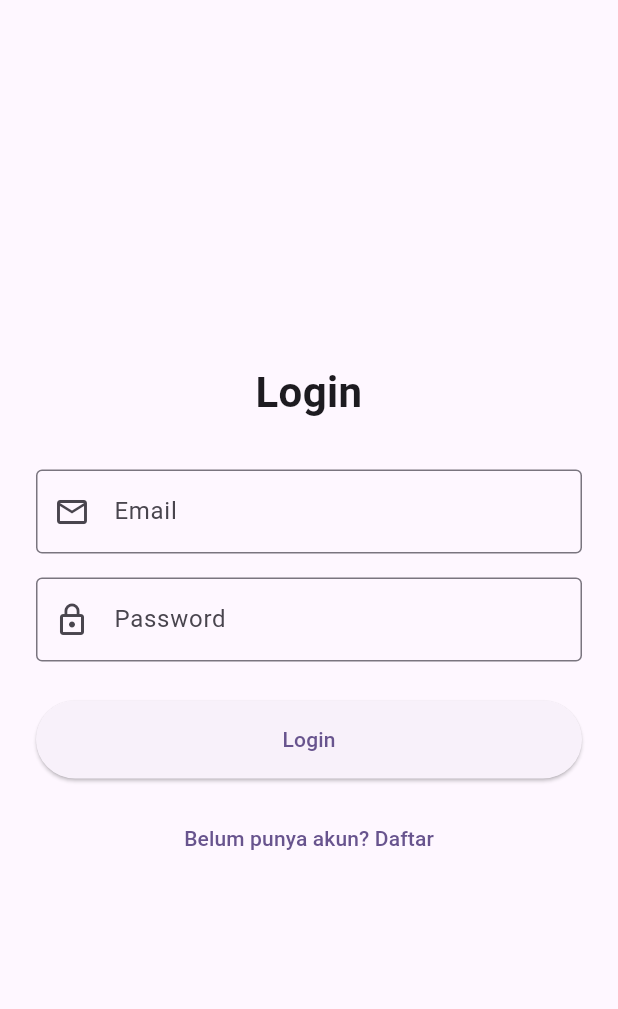
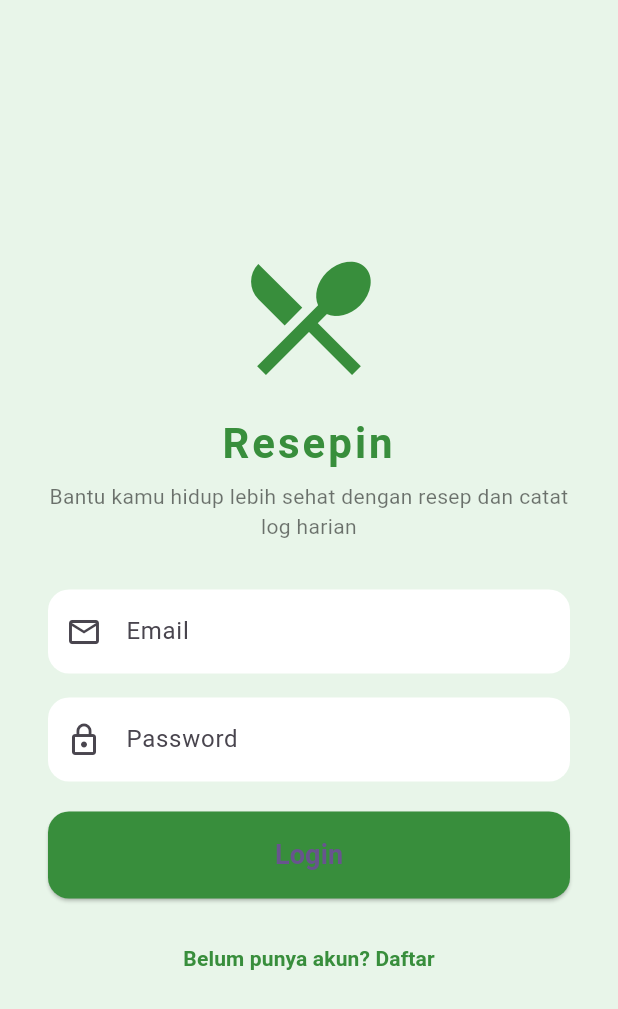
Before and after one commit to AnggaWdnt/FinalProject, a Flutter app: the screen it shows after launch, on a phone screen of 412 x 824 dp. Shown: the top 1009 px of the screen. Run offline on Flutter 3.47's test engine with Material 3 defaults, Android fonts, the phone set to English and light mode, and no system bars; our stand-ins replace flutter_bloc, geolocator, image_picker, shared_preferences.

Commit message:
perbaikan code dan ubah ui

```diff
--- a/lib/screens/login_screen.dart
+++ b/lib/screens/login_screen.dart
@@ -20,9 +20,7 @@ class _LoginScreenState extends State<LoginScreen> {
   String? errorMessage;
 
   Future<void> loginUser() async {
-    if (!_formKey.currentState!.validate()) {
-      return;
-    }
+    if (!_formKey.currentState!.validate()) return;
 
     setState(() {
       _isLoading = true;
@@ -30,7 +28,6 @@ class _LoginScreenState extends State<LoginScreen> {
     });
 
     try {
-      // 1. Panggil service untuk mendapatkan data dari server
       final response = await AuthService().login(
         emailController.text.trim(),
         passwordController.text.trim(),
@@ -38,34 +35,30 @@ class _LoginScreenState extends State<LoginScreen> {
 
       if (!mounted) return;
 
-      // 2. Cek status dari server
       if (response['status'] == 'success') {
         final prefs = await SharedPreferences.getInstance();
         final token = response['access_token'];
         final user = response['user'];
 
-        // 3. Simpan data ke SharedPreferences DI SINI
         if (token != null && user != null && user['id'] != null) {
           await prefs.setString('token', token);
           await prefs.setInt('user_id', user['id']);
           await prefs.setString('user_name', user['name']);
+          await prefs.setString('user_email', user['email']); // ✅ simpan email
 
           print('✅ Token & User Info berhasil disimpan!');
 
-          // 4. Navigasi ke Dashboard
           Navigator.pushReplacement(
             context,
             MaterialPageRoute(builder: (context) => const DashboardScreen()),
           );
         } else {
-           setState(() => errorMessage = 'Respons server tidak lengkap.');
+          setState(() => errorMessage = 'Respons server tidak lengkap.');
         }
-
       } else {
         setState(() => errorMessage = response['message'] ?? 'Terjadi kesalahan');
       }
     } catch (e) {
-      // Tangkap semua error dari AuthService di sini
       setState(() => errorMessage = e.toString().replaceFirst("Exception: ", ""));
     } finally {
       if (mounted) {
@@ -83,28 +76,47 @@ class _LoginScreenState extends State<LoginScreen> {
 
   @override
   Widget build(BuildContext context) {
+    final theme = Theme.of(context);
     return Scaffold(
+      backgroundColor: Colors.green.shade50,
       body: Center(
         child: SingleChildScrollView(
-          padding: const EdgeInsets.all(24),
+          padding: const EdgeInsets.symmetric(horizontal: 32, vertical: 24),
           child: Form(
             key: _formKey,
             child: Column(
-              mainAxisAlignment: MainAxisAlignment.center,
               crossAxisAlignment: CrossAxisAlignment.stretch,
               children: [
-                const Text(
-                  "Login",
-                  style: TextStyle(fontSize: 28, fontWeight: FontWeight.bold),
+                Icon(Icons.restaurant_menu, size: 100, color: Colors.green.shade700),
+                const SizedBox(height: 16),
+                Text(
+                  "Resepin",
+                  style: theme.textTheme.headlineMedium?.copyWith(
+                    fontWeight: FontWeight.bold,
+                    color: Colors.green.shade700,
+                    letterSpacing: 2,
+                  ),
                   textAlign: TextAlign.center,
                 ),
+                const SizedBox(height: 8),
+                Text(
+                  "Bantu kamu hidup lebih sehat dengan resep dan catat log harian",
+                  textAlign: TextAlign.center,
+                  style: theme.textTheme.bodyMedium?.copyWith(color: Colors.black54),
+                ),
                 const SizedBox(height: 32),
+
                 TextFormField(
                   controller: emailController,
-                  decoration: const InputDecoration(
+                  decoration: InputDecoration(
                     labelText: "Email",
-                    border: OutlineInputBorder(),
-                    prefixIcon: Icon(Icons.email_outlined),
+                    prefixIcon: const Icon(Icons.email_outlined),
+                    filled: true,
+                    fillColor: Colors.white,
+                    border: OutlineInputBorder(
+                      borderRadius: BorderRadius.circular(14),
+                      borderSide: BorderSide.none,
+                    ),
                   ),
                   keyboardType: TextInputType.emailAddress,
                   validator: (value) {
@@ -115,12 +127,18 @@ class _LoginScreenState extends State<LoginScreen> {
                   },
                 ),
                 const SizedBox(height: 16),
+
                 TextFormField(
                   controller: passwordController,
-                  decoration: const InputDecoration(
+                  decoration: InputDecoration(
                     labelText: "Password",
-                    border: OutlineInputBorder(),
-                    prefixIcon: Icon(Icons.lock_outline),
+                    prefixIcon: const Icon(Icons.lock_outline),
+                    filled: true,
+                    fillColor: Colors.white,
+                    border: OutlineInputBorder(
+                      borderRadius: BorderRadius.circular(14),
+                      borderSide: BorderSide.none,
+                    ),
                   ),
                   obscureText: true,
                   validator: (value) {
@@ -130,34 +148,35 @@ class _LoginScreenState extends State<LoginScreen> {
                     return null;
                   },
                 ),
-                const SizedBox(height: 16),
+                const SizedBox(height: 20),
+
                 if (errorMessage != null)
                   Padding(
-                    padding: const EdgeInsets.only(bottom: 10),
+                    padding: const EdgeInsets.only(bottom: 16),
                     child: Text(
                       errorMessage!,
-                      style: const TextStyle(color: Colors.red),
+                      style: const TextStyle(color: Colors.red, fontWeight: FontWeight.w600),
                       textAlign: TextAlign.center,
                     ),
                   ),
-                const SizedBox(height: 10),
+
                 ElevatedButton(
                   onPressed: _isLoading ? null : loginUser,
                   style: ElevatedButton.styleFrom(
+                    backgroundColor: Colors.green.shade700,
                     padding: const EdgeInsets.symmetric(vertical: 16),
+                    shape: RoundedRectangleBorder(borderRadius: BorderRadius.circular(14)),
                   ),
                   child: _isLoading
                       ? const SizedBox(
-                          height: 20,
-                          width: 20,
-                          child: CircularProgressIndicator(
-                            color: Colors.white,
-                            strokeWidth: 2,
-                          ),
+                          height: 24,
+                          width: 24,
+                          child: CircularProgressIndicator(color: Colors.white, strokeWidth: 3),
                         )
-                      : const Text("Login"),
+                      : const Text("Login", style: TextStyle(fontSize: 18, fontWeight: FontWeight.bold)),
                 ),
                 const SizedBox(height: 16),
+
                 TextButton(
                   onPressed: () {
                     Navigator.push(
@@ -165,7 +184,10 @@ class _LoginScreenState extends State<LoginScreen> {
                       MaterialPageRoute(builder: (context) => const RegisterScreen()),
                     );
                   },
-                  child: const Text("Belum punya akun? Daftar"),
+                  child: Text(
+                    "Belum punya akun? Daftar",
+                    style: TextStyle(color: Colors.green.shade700, fontWeight: FontWeight.w600),
+                  ),
                 ),
               ],
             ),
```
Also changed, not shown: lib/screens/edit_profile_screen.dart (added, +95 -0 lines), lib/screens/profile_screen.dart (+17 -12 lines).
